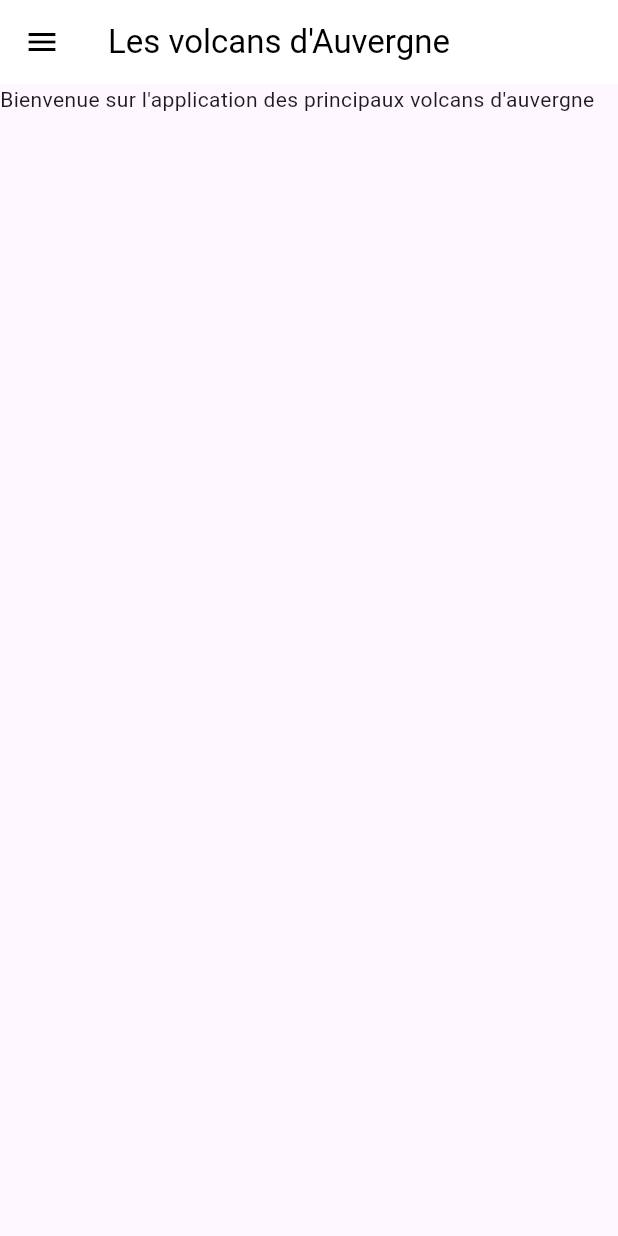
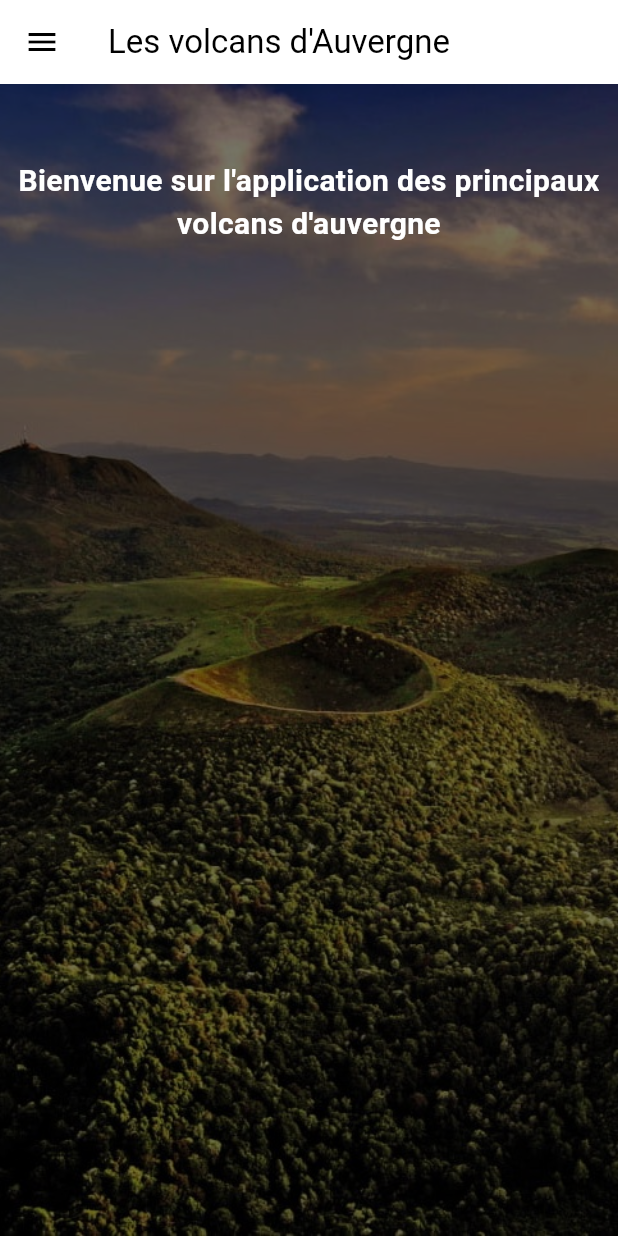
Before and after one commit to LoicLab/auvergne-volcano-flutter, a Flutter app: the screen it shows after launch, on a phone screen of 412 x 824 dp. Run offline on Flutter 3.47's test engine with Material 3 defaults, Android fonts, the light colour scheme and no system bars.

Commit message:
creation of the main page

```diff
--- a/lib/view/home_view.dart
+++ b/lib/view/home_view.dart
@@ -11,8 +11,37 @@ class HomeView extends StatelessWidget {
 
   @override
   Widget build(BuildContext context) {
-    return const Scaffold(
-      body: Text("Bienvenue sur l'application des principaux volcans d'auvergne"),
+    return Scaffold(
+        body: Stack(
+          children: [
+            Image.asset(
+              "images/home.jpg",
+              fit: BoxFit.cover,
+              alignment: AlignmentDirectional.center,
+              height: MediaQuery.of(context).size.height,
+            ),
+            Positioned(
+                width: MediaQuery.of(context).size.width,
+                child: Container(
+                  height: MediaQuery.of(context).size.height,
+                  color: Colors.black54,
+                  child: const Padding(
+                    padding: EdgeInsets.only(top: 50,left: 8,right: 8),
+                    child: Text(
+                      textAlign: TextAlign.center,
+                      "Bienvenue sur l'application des principaux volcans d'auvergne",
+                      style: TextStyle(
+                          fontWeight: FontWeight.bold,
+                          fontSize: 20,
+                          color: Colors.white
+                      ),
+                    ),
+                  ),
+                )
+            )
+          ],
+        )
+
     );
   }
 }
--- a/pubspec.yaml
+++ b/pubspec.yaml
@@ -71,6 +71,7 @@ flutter:
    - images/puy-de-sancy-3.jpg
    - images/puy-de-pariou.jpg
    - images/puy-de-pariou-2.jpg
+   - images/home.jpg
 
   # An image asset can refer to one or more resolution-specific "variants", see
   # https://flutter.dev/assets-and-images/#resolution-aware
```
Also changed, not shown: images/home.jpg (added).
